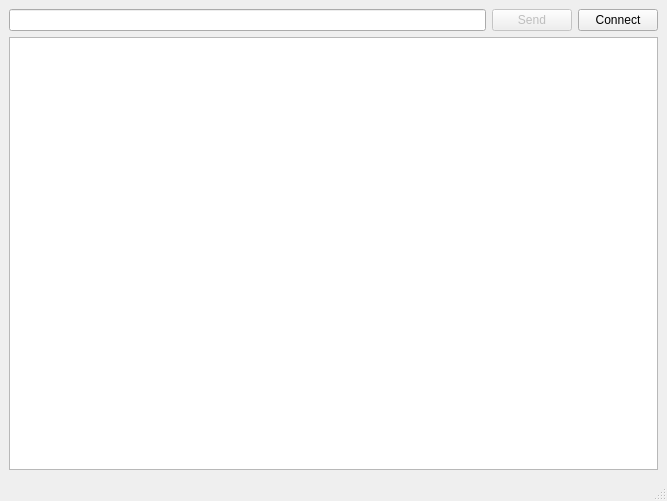
Above: src/pencil_mob.ui from Kracav4ik/pencil_mob before the change. Below: the same form after it.
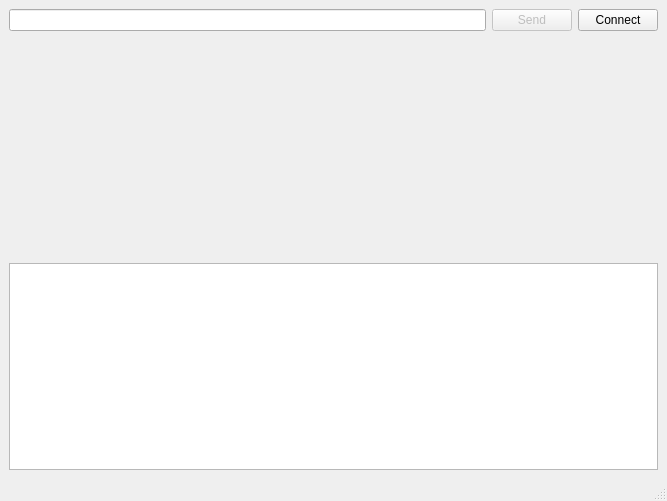
That is the form after the change. Custom widgets are drawn as their Qt base class.

Commit message: Widget to draw on it with mouse

What changed in the file:
```diff
--- a/src/pencil_mob.ui
+++ b/src/pencil_mob.ui
@@ -39,6 +39,23 @@
       </item>
      </layout>
     </item>
+    <item>
+     <widget class="QLabel" name="debug">
+      <property name="text">
+       <string/>
+      </property>
+     </widget>
+    </item>
+    <item>
+     <widget class="CanvasWidget" name="widget" native="true">
+      <property name="minimumSize">
+       <size>
+        <width>0</width>
+        <height>200</height>
+       </size>
+      </property>
+     </widget>
+    </item>
     <item>
      <widget class="QTextEdit" name="textEdit">
       <property name="readOnly">
@@ -60,6 +77,14 @@
   </widget>
   <widget class="QStatusBar" name="statusbar"/>
  </widget>
+ <customwidgets>
+  <customwidget>
+   <class>CanvasWidget</class>
+   <extends>QWidget</extends>
+   <header>canvaswidget.h</header>
+   <container>1</container>
+  </customwidget>
+ </customwidgets>
  <resources/>
  <connections>
   <connection>
```
The commit also changes 5 other files.
